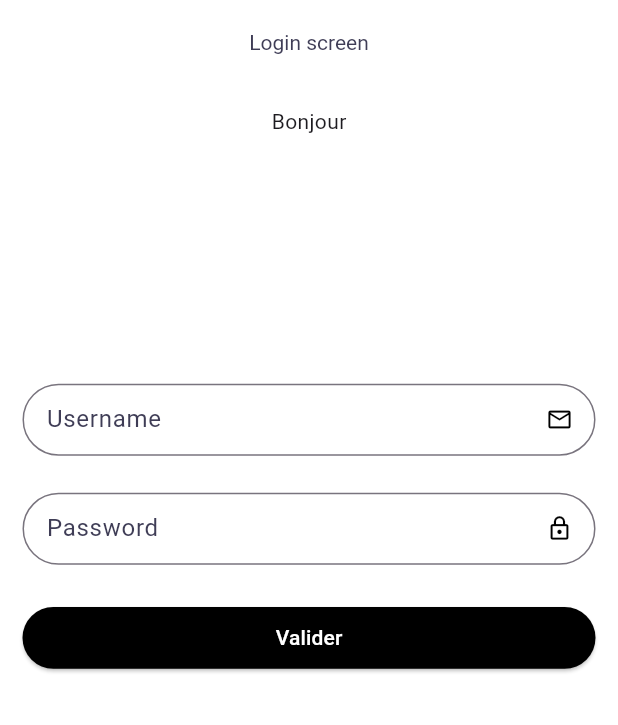
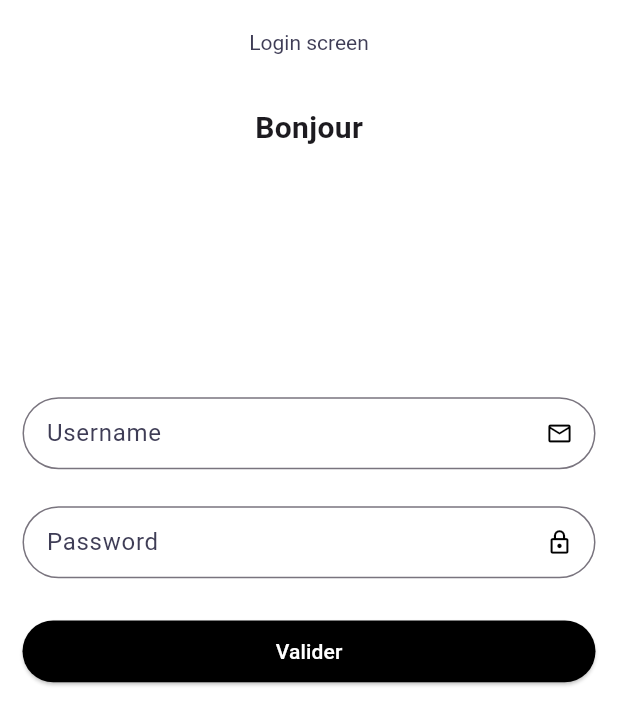
Before and after one commit to MarionPlt/ESGI_AL_Vault, a Flutter app: the screen it shows after launch, on a phone screen of 412 x 824 dp. Shown: the top 725 px of the screen. Run offline on Flutter 3.47's test engine with Material 2 defaults, Android fonts, the phone set to English and light mode, and no system bars; our stand-ins replace equatable, flutter_bloc, flutter_secure_storage, get_it, sizer, sqflite; accounts and stored records are empty.

Commit message:
demo commit change bonjour size

```diff
--- a/FRONT/APP.Mobile/vaultapp/lib/app/screens/login/login_screen.dart
+++ b/FRONT/APP.Mobile/vaultapp/lib/app/screens/login/login_screen.dart
@@ -61,7 +61,9 @@ class _LoginScreenState extends State<LoginScreen> {
               mainAxisAlignment: MainAxisAlignment.center,
               crossAxisAlignment: CrossAxisAlignment.center,
               children: [
-                const Text("Bonjour"),
+                const Text("Bonjour", style: TextStyle(
+                    fontSize: 20,
+                    fontWeight: FontWeight.bold),),
                 SizedBox(height: 20.h),
                 TextFormField(
                   decoration: const InputDecoration(
```
